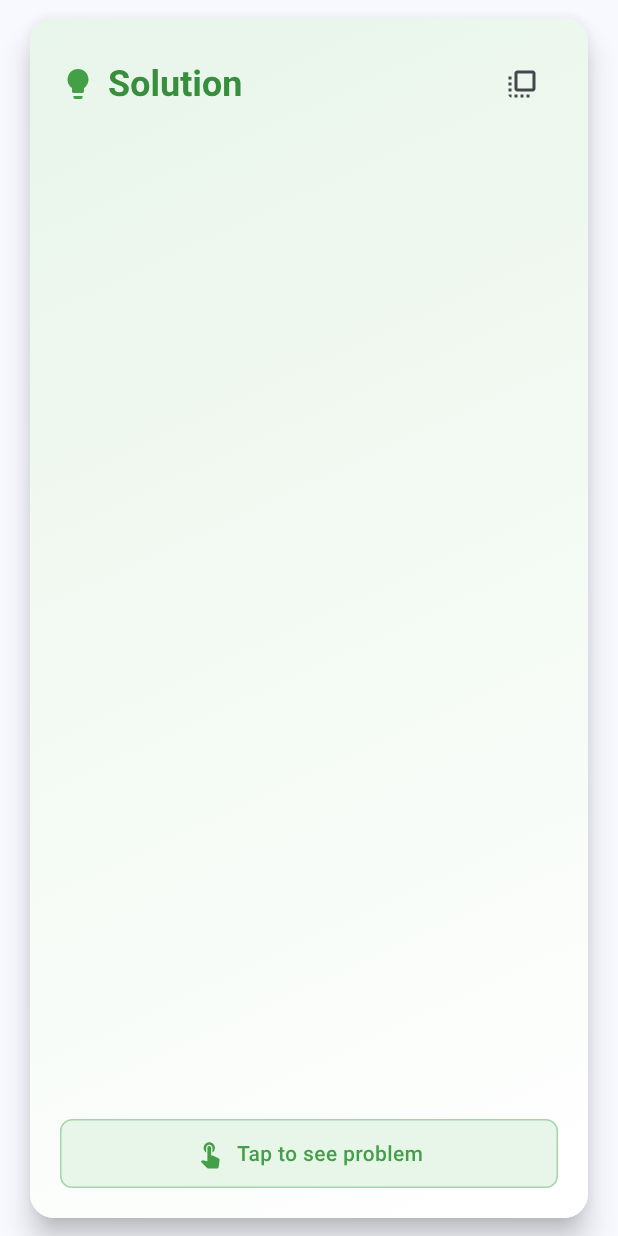
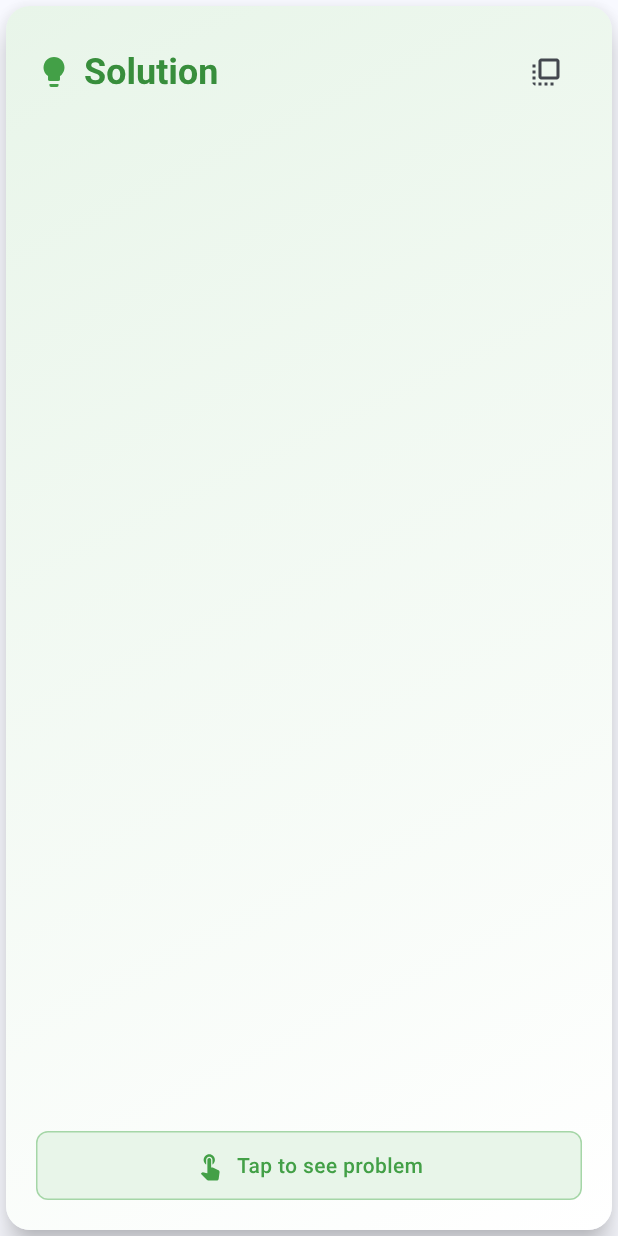
Before and after one commit to neenza/leetscroll_app, a Flutter app: the FlippableProblemCard widget shown alone on an empty page, opened directly with empty values, after a tap on the "flip to back" icon, on a phone screen of 412 x 824 dp. Run offline on Flutter 3.47's test engine with Material 3 defaults, Android fonts, the light colour scheme and no system bars; Roboto replaces fonts that are missing (SF Pro Display).

```diff
--- a/lib/widgets/flippable_problem_card.dart
+++ b/lib/widgets/flippable_problem_card.dart
@@ -56,8 +56,9 @@ class _FlippableProblemCardState extends State<FlippableProblemCard>
   Widget build(BuildContext context) {
     return GestureDetector(
       onTap: _flip,
-      child: Container(
-        margin: const EdgeInsets.symmetric(horizontal: 16, vertical: 8),
+      child: SizedBox(
+        width: MediaQuery.of(context).size.width,
+        height: MediaQuery.of(context).size.height,
         child: AnimatedBuilder(
           animation: _flipAnimation,
           builder: (context, child) {
@@ -255,30 +256,7 @@ class _FlippableProblemCardState extends State<FlippableProblemCard>
               ),
             ),
 
-            // Tap to flip hint
-            Container(
-              padding: const EdgeInsets.all(12),
-              margin: const EdgeInsets.only(top: 16),
-              decoration: BoxDecoration(
-                color: Colors.blue.shade50,
-                borderRadius: BorderRadius.circular(8),
-                border: Border.all(color: Colors.blue.shade200),
-              ),
-              child: Row(
-                mainAxisAlignment: MainAxisAlignment.center,
-                children: [
-                  Icon(Icons.touch_app, color: Colors.blue.shade600, size: 20),
-                  const SizedBox(width: 8),
-                  Text(
-                    'Tap to see solution',
-                    style: TextStyle(
-                      color: Colors.blue.shade600,
-                      fontWeight: FontWeight.w500,
-                    ),
-                  ),
-                ],
-              ),
-            ),
+            // ...existing code...
           ],
         ),
       ),
```
Also changed, not shown: lib/screens/home_screen.dart (+14 -86 lines).
